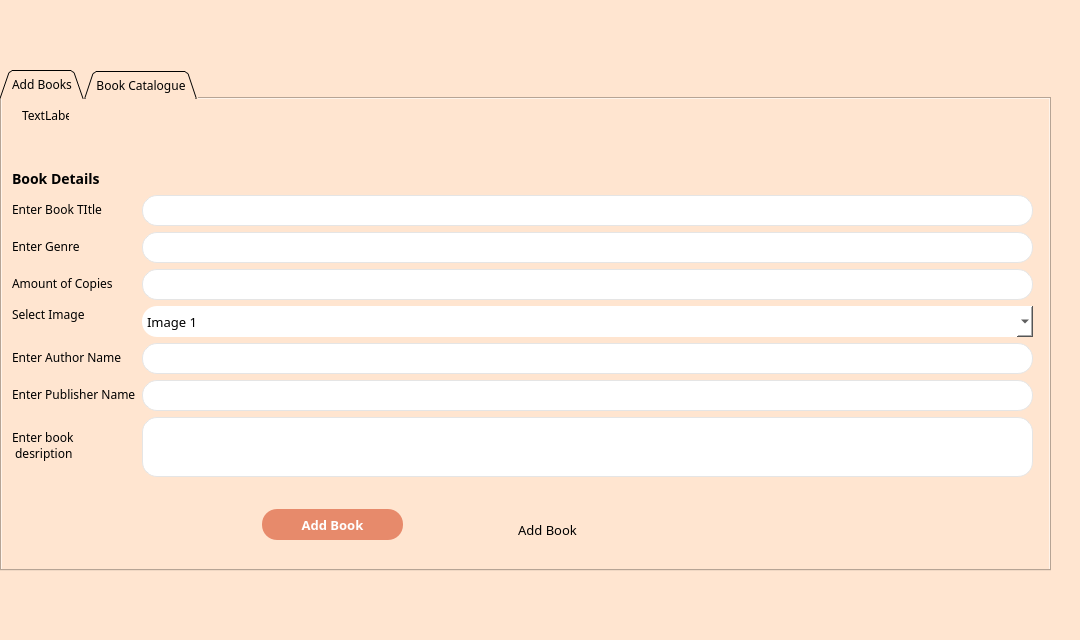
First picture: the form in LibraryInformationSystem/admineditcatalogue.ui, repository janelle-lr/CS106LibraryInformationSystem, before the edit.
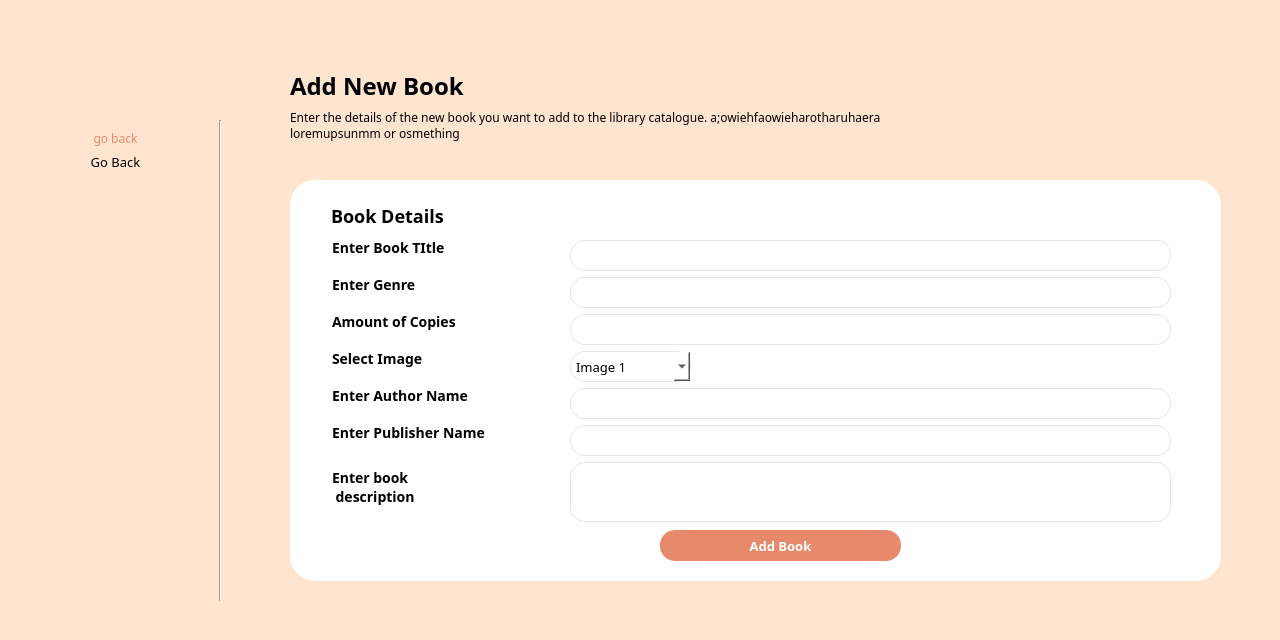
Second picture: the form after the edit. Icons and pictures are not drawn.

The edit to the form file:
```diff
--- a/LibraryInformationSystem/admineditcatalogue.ui
+++ b/LibraryInformationSystem/admineditcatalogue.ui
@@ -6,7 +6,7 @@
    <rect>
     <x>0</x>
     <y>0</y>
-    <width>1080</width>
+    <width>1280</width>
     <height>640</height>
    </rect>
   </property>
@@ -18,7 +18,7 @@
   </property>
   <property name="maximumSize">
    <size>
-    <width>1080</width>
+    <width>16777215</width>
     <height>640</height>
    </size>
   </property>
@@ -67,71 +67,115 @@
 	font-size: 13px;
 }</string>
    </property>
-   <widget class="QLabel" name="logoImage">
+   <widget class="Line" name="line">
     <property name="geometry">
      <rect>
-      <x>30</x>
+      <x>210</x>
+      <y>120</y>
+      <width>21</width>
+      <height>481</height>
+     </rect>
+    </property>
+    <property name="styleSheet">
+     <string notr="true">Line{
+	color:rgb(221, 46, 68);
+}</string>
+    </property>
+    <property name="orientation">
+     <enum>Qt::Vertical</enum>
+    </property>
+   </widget>
+   <widget class="QGroupBox" name="groupBox">
+    <property name="geometry">
+     <rect>
+      <x>290</x>
+      <y>180</y>
+      <width>931</width>
+      <height>401</height>
+     </rect>
+    </property>
+    <property name="styleSheet">
+     <string notr="true">QGroupBox{
+	border-radius: 25px;
+	background: rgb(255, 255, 255);
+}
+
+QLabel{
+	background: rgb(255, 255, 255);
+	font-size: 14px;
+	font-weight: bold;
+
+}
+
+QLineEdit {
+	background:rgb(255, 229, 208);
+	border: 1px solid;
+	border-radius: 15px;
+	border-color: #e5e5e5;
+	background-color: palette(base);
+	padding: 0px 5px;
+}
+
+QComboBox{
+	background:rgb(255, 229, 208);
+	border: 1px solid;
+	border-radius: 15px;
+	border-color: #e5e5e5;
+	background-color: palette(base);
+	padding: 0px 5px;
+}
+
+QFormLayout{
+	color: rgb(255, 255, 255);
+}
+
+
+QPushButton {
+	border-radius: 15px; 
+	font-size: 13px;
+}
+</string>
+    </property>
+    <property name="title">
+     <string/>
+    </property>
+    <widget class="QPushButton" name="confirmBookDetails">
+     <property name="geometry">
+      <rect>
+       <x>370</x>
+       <y>350</y>
+       <width>241</width>
+       <height>31</height>
+      </rect>
+     </property>
+     <property name="styleSheet">
+      <string notr="true">QPushButton {
+background-color: #E78A6B;
+color:  #fff;
+font-weight: 500;
+}
+
+QPushButton:hover {
+background-color: rgba(231, 138, 107, 0.8);
+}
+
+QPushButton:pressed {
+background-color: rgb(196, 116, 90);
+}</string>
+     </property>
+     <property name="text">
+      <string>Add Book</string>
+     </property>
+    </widget>
+    <widget class="QLabel" name="label_32">
+     <property name="geometry">
+      <rect>
+       <x>41</x>
       <y>20</y>
-      <width>441</width>
-      <height>61</height>
-     </rect>
-    </property>
-    <property name="text">
-     <string/>
-    </property>
-    <property name="pixmap">
-     <pixmap resource="resources.qrc">:/resources/images/bblLogo.png</pixmap>
-    </property>
-   </widget>
-   <widget class="QTabWidget" name="tabWidget">
-    <property name="geometry">
-     <rect>
-      <x>0</x>
-      <y>70</y>
-      <width>1051</width>
-      <height>501</height>
-     </rect>
-    </property>
-    <property name="tabShape">
-     <enum>QTabWidget::Triangular</enum>
-    </property>
-    <property name="currentIndex">
-     <number>0</number>
-    </property>
-    <widget class="QWidget" name="tab">
-     <attribute name="title">
-      <string>Add Books</string>
-     </attribute>
-     <widget class="QPushButton" name="pushButton">
-      <property name="geometry">
-       <rect>
-        <x>460</x>
-        <y>410</y>
-        <width>171</width>
-        <height>41</height>
-       </rect>
-      </property>
-      <property name="styleSheet">
-       <string notr="true">QPushButton{
-	
-}</string>
-      </property>
-      <property name="text">
-       <string>Add Book</string>
-      </property>
-     </widget>
-     <widget class="QWidget" name="verticalLayoutWidget">
-      <property name="geometry">
-       <rect>
-        <x>10</x>
-        <y>70</y>
-        <width>1021</width>
-        <height>349</height>
-       </rect>
-      </property>
-      <layout class="QVBoxLayout" name="verticalLayout">
-       <item>
-        <widget class="QLabel" name="label_6">
+       <width>131</width>
+       <height>31</height>
+      </rect>
+     </property>
          <property name="sizePolicy">
           <sizepolicy hsizetype="Preferred" vsizetype="Fixed">
            <horstretch>0</horstretch>
@@ -141,7 +185,7 @@
          <property name="styleSheet">
           <string notr="true">QLabel{
 	font-weight: bold;
-	font-size: 14px;
+	font-size: 18px;
 
 }</string>
          </property>
@@ -149,38 +193,90 @@
           <string>Book Details</string>
          </property>
         </widget>
-       </item>
-       <item>
-        <layout class="QFormLayout" name="formLayout">
-         <item row="0" column="0">
-          <widget class="QLabel" name="label_4">
+    <widget class="QLabel" name="label_39">
+     <property name="geometry">
+      <rect>
+       <x>42</x>
+       <y>282</y>
+       <width>151</width>
+       <height>51</height>
+      </rect>
+     </property>
+     <property name="sizePolicy">
+      <sizepolicy hsizetype="Preferred" vsizetype="Preferred">
+       <horstretch>0</horstretch>
+       <verstretch>0</verstretch>
+      </sizepolicy>
+     </property>
+     <property name="minimumSize">
+      <size>
+       <width>0</width>
+       <height>0</height>
+      </size>
+     </property>
+     <property name="maximumSize">
+      <size>
+       <width>16777185</width>
+       <height>16777215</height>
+      </size>
+     </property>
            <property name="text">
-            <string>Enter Book TItle</string>
-           </property>
-          </widget>
-         </item>
-         <item row="0" column="1">
-          <widget class="QLineEdit" name="bookTitle">
+      <string>Enter book 
+ description</string>
+     </property>
+    </widget>
+    <widget class="QLineEdit" name="bookDescription">
+     <property name="geometry">
+      <rect>
+       <x>280</x>
+       <y>282</y>
+       <width>601</width>
+       <height>60</height>
+      </rect>
+     </property>
+     <property name="sizePolicy">
+      <sizepolicy hsizetype="Preferred" vsizetype="Preferred">
+       <horstretch>0</horstretch>
+       <verstretch>0</verstretch>
+      </sizepolicy>
+     </property>
            <property name="minimumSize">
             <size>
              <width>0</width>
-             <height>31</height>
-            </size>
-           </property>
-           <property name="text">
-            <string/>
-           </property>
-          </widget>
-         </item>
-         <item row="1" column="0">
-          <widget class="QLabel" name="label_5">
+       <height>60</height>
+      </size>
+     </property>
+     <property name="styleSheet">
+      <string notr="true">QLineEdit {
+	padding: 5px;
+}</string>
+     </property>
+     <property name="alignment">
+      <set>Qt::AlignLeading|Qt::AlignLeft|Qt::AlignTop</set>
+     </property>
+    </widget>
+    <widget class="QLabel" name="label_34">
+     <property name="geometry">
+      <rect>
+       <x>42</x>
+       <y>97</y>
+       <width>151</width>
+       <height>16</height>
+      </rect>
+     </property>
            <property name="text">
             <string>Enter Genre</string>
            </property>
           </widget>
-         </item>
-         <item row="1" column="1">
           <widget class="QLineEdit" name="bookGenre">
+     <property name="geometry">
+      <rect>
+       <x>280</x>
+       <y>97</y>
+       <width>601</width>
+       <height>31</height>
+      </rect>
+     </property>
            <property name="minimumSize">
             <size>
              <width>0</width>
@@ -188,16 +284,28 @@
             </size>
            </property>
           </widget>
-         </item>
-         <item row="2" column="0">
-          <widget class="QLabel" name="label_13">
+    <widget class="QLabel" name="label_35">
+     <property name="geometry">
+      <rect>
+       <x>42</x>
+       <y>134</y>
+       <width>161</width>
+       <height>16</height>
+      </rect>
+     </property>
            <property name="text">
             <string>Amount of Copies</string>
            </property>
           </widget>
-         </item>
-         <item row="2" column="1">
           <widget class="QLineEdit" name="bookCopies">
+     <property name="geometry">
+      <rect>
+       <x>280</x>
+       <y>134</y>
+       <width>601</width>
+       <height>31</height>
+      </rect>
+     </property>
            <property name="minimumSize">
             <size>
              <width>0</width>
@@ -205,9 +313,15 @@
             </size>
            </property>
           </widget>
-         </item>
-         <item row="3" column="0">
-          <widget class="QLabel" name="label_14">
+    <widget class="QLabel" name="label_36">
+     <property name="geometry">
+      <rect>
+       <x>42</x>
+       <y>171</y>
+       <width>111</width>
+       <height>16</height>
+      </rect>
+     </property>
            <property name="sizePolicy">
             <sizepolicy hsizetype="Fixed" vsizetype="Fixed">
              <horstretch>0</horstretch>
@@ -216,7 +330,7 @@
            </property>
            <property name="maximumSize">
             <size>
-             <width>73</width>
+       <width>16777215</width>
              <height>16777215</height>
             </size>
            </property>
@@ -224,9 +338,15 @@
             <string>Select Image</string>
            </property>
           </widget>
-         </item>
-         <item row="3" column="1">
-          <widget class="QComboBox" name="selectedImage">
+    <widget class="QComboBox" name="selectedImage_3">
+     <property name="geometry">
+      <rect>
+       <x>280</x>
+       <y>171</y>
+       <width>121</width>
+       <height>31</height>
+      </rect>
+     </property>
            <property name="minimumSize">
             <size>
              <width>0</width>
@@ -257,34 +377,47 @@
             </property>
            </item>
           </widget>
-         </item>
-         <item row="4" column="0">
-          <widget class="QLabel" name="label_20">
-           <property name="sizePolicy">
-            <sizepolicy hsizetype="Preferred" vsizetype="Preferred">
-             <horstretch>0</horstretch>
-             <verstretch>0</verstretch>
-            </sizepolicy>
+    <widget class="QLabel" name="label_33">
+     <property name="geometry">
+      <rect>
+       <x>42</x>
+       <y>60</y>
+       <width>161</width>
+       <height>16</height>
+      </rect>
+     </property>
+     <property name="text">
+      <string>Enter Book TItle</string>
+     </property>
+    </widget>
+    <widget class="QLineEdit" name="bookTitle">
+     <property name="geometry">
+      <rect>
+       <x>280</x>
+       <y>60</y>
+       <width>601</width>
+       <height>31</height>
+      </rect>
            </property>
            <property name="minimumSize">
             <size>
              <width>0</width>
-             <height>0</height>
-            </size>
-           </property>
-           <property name="maximumSize">
-            <size>
-             <width>16777185</width>
-             <height>16777215</height>
+       <height>31</height>
             </size>
            </property>
            <property name="text">
-            <string>Enter Author Name</string>
-           </property>
-          </widget>
-         </item>
-         <item row="4" column="1">
+      <string/>
+     </property>
+    </widget>
           <widget class="QLineEdit" name="bookAuthor">
+     <property name="geometry">
+      <rect>
+       <x>280</x>
+       <y>208</y>
+       <width>601</width>
+       <height>31</height>
+      </rect>
+     </property>
            <property name="sizePolicy">
             <sizepolicy hsizetype="Preferred" vsizetype="Preferred">
              <horstretch>0</horstretch>
@@ -298,9 +431,15 @@
             </size>
            </property>
           </widget>
-         </item>
-         <item row="5" column="0">
-          <widget class="QLabel" name="label_21">
+    <widget class="QLabel" name="label_38">
+     <property name="geometry">
+      <rect>
+       <x>42</x>
+       <y>245</y>
+       <width>181</width>
+       <height>16</height>
+      </rect>
+     </property>
            <property name="sizePolicy">
             <sizepolicy hsizetype="Preferred" vsizetype="Preferred">
              <horstretch>0</horstretch>
@@ -323,9 +462,15 @@
             <string>Enter Publisher Name</string>
            </property>
           </widget>
-         </item>
-         <item row="5" column="1">
           <widget class="QLineEdit" name="bookPublisher">
+     <property name="geometry">
+      <rect>
+       <x>280</x>
+       <y>245</y>
+       <width>601</width>
+       <height>31</height>
+      </rect>
+     </property>
            <property name="sizePolicy">
             <sizepolicy hsizetype="Preferred" vsizetype="Preferred">
              <horstretch>0</horstretch>
@@ -339,9 +484,15 @@
             </size>
            </property>
           </widget>
-         </item>
-         <item row="6" column="0">
-          <widget class="QLabel" name="label_16">
+    <widget class="QLabel" name="label_37">
+     <property name="geometry">
+      <rect>
+       <x>42</x>
+       <y>208</y>
+       <width>171</width>
+       <height>16</height>
+      </rect>
+     </property>
            <property name="sizePolicy">
             <sizepolicy hsizetype="Preferred" vsizetype="Preferred">
              <horstretch>0</horstretch>
@@ -361,89 +512,129 @@
             </size>
            </property>
            <property name="text">
-            <string>Enter book 
- desription</string>
-           </property>
-          </widget>
-         </item>
-         <item row="6" column="1">
-          <widget class="QLineEdit" name="bookDescription">
-           <property name="sizePolicy">
-            <sizepolicy hsizetype="Preferred" vsizetype="Preferred">
-             <horstretch>0</horstretch>
-             <verstretch>0</verstretch>
-            </sizepolicy>
-           </property>
-           <property name="minimumSize">
-            <size>
-             <width>0</width>
-             <height>60</height>
-            </size>
-           </property>
-           <property name="styleSheet">
-            <string notr="true">QLineEdit {
-	padding: 5px;
-}</string>
-           </property>
-           <property name="alignment">
-            <set>Qt::AlignLeading|Qt::AlignLeft|Qt::AlignTop</set>
-           </property>
-          </widget>
-         </item>
-        </layout>
-       </item>
-      </layout>
-     </widget>
-     <widget class="QLabel" name="label">
+      <string>Enter Author Name</string>
+     </property>
+    </widget>
+   </widget>
+   <widget class="QWidget" name="layoutWidget">
       <property name="geometry">
        <rect>
         <x>20</x>
-        <y>10</y>
-        <width>47</width>
-        <height>13</height>
-       </rect>
+      <y>130</y>
+      <width>191</width>
+      <height>471</height>
+     </rect>
+    </property>
+    <layout class="QVBoxLayout" name="verticalLayout_5">
+     <item>
+      <widget class="QLabel" name="backIcon">
+       <property name="styleSheet">
+        <string notr="true">QLabel{
+	color: rgb(231, 138, 107);
+}</string>
       </property>
       <property name="text">
-       <string>TextLabel</string>
-      </property>
-     </widget>
-     <widget class="QPushButton" name="confirmBookDetails">
-      <property name="geometry">
-       <rect>
-        <x>260</x>
-        <y>410</y>
-        <width>141</width>
-        <height>31</height>
-       </rect>
-      </property>
+        <string>go back</string>
+       </property>
+       <property name="alignment">
+        <set>Qt::AlignCenter</set>
+       </property>
+      </widget>
+     </item>
+     <item>
+      <widget class="QPushButton" name="backBtn">
       <property name="styleSheet">
-       <string notr="true">QPushButton {
-background-color: #E78A6B;
-color:  #fff;
-font-weight: 500;
+        <string notr="true">QPushButton{
+	border-radius:15px;
+	font: 14px &quot;Montserrat&quot;;
 }
 
 QPushButton:hover {
-background-color: rgba(231, 138, 107, 0.8);
-}
-
-QPushButton:pressed {
-background-color: rgb(196, 116, 90);
+	text-decoration: underline;
 }</string>
       </property>
       <property name="text">
-       <string>Add Book</string>
-      </property>
-     </widget>
-    </widget>
-    <widget class="QWidget" name="tab_2">
-     <attribute name="title">
-      <string>Book Catalogue</string>
-     </attribute>
-    </widget>
+        <string>Go Back</string>
+       </property>
+      </widget>
+     </item>
+     <item>
+      <spacer name="verticalSpacer_3">
+       <property name="orientation">
+        <enum>Qt::Vertical</enum>
+       </property>
+       <property name="sizeHint" stdset="0">
+        <size>
+         <width>20</width>
+         <height>40</height>
+        </size>
+       </property>
+      </spacer>
+     </item>
+    </layout>
+   </widget>
+   <widget class="QLabel" name="logoImage">
+    <property name="geometry">
+     <rect>
+      <x>10</x>
+      <y>30</y>
+      <width>221</width>
+      <height>71</height>
+     </rect>
+    </property>
+    <property name="text">
+     <string/>
+    </property>
+    <property name="pixmap">
+     <pixmap resource="resources.qrc">:/resources/images/bblLogo.png</pixmap>
+    </property>
+   </widget>
+   <widget class="QLabel" name="pageDesc">
+    <property name="geometry">
+     <rect>
+      <x>290</x>
+      <y>100</y>
+      <width>971</width>
+      <height>51</height>
+     </rect>
+    </property>
+    <property name="text">
+     <string>Enter the details of the new book you want to add to the library catalogue. a;owiehfaowieharotharuhaera 
+loremupsunmm or osmething</string>
+    </property>
    </widget>
-  </widget>
- </widget>
+   <widget class="QLabel" name="pageTitle">
+    <property name="geometry">
+     <rect>
+      <x>290</x>
+      <y>60</y>
+      <width>331</width>
+      <height>51</height>
+     </rect>
+    </property>
+    <property name="styleSheet">
+     <string notr="true">QLabel{
+	font-size: 24px;
+	font-weight: bold;
+}</string>
+    </property>
+    <property name="text">
+     <string>Add New Book</string>
+    </property>
+   </widget>
+  </widget>
+ </widget>
+ <tabstops>
+  <tabstop>bookTitle</tabstop>
+  <tabstop>bookGenre</tabstop>
+  <tabstop>bookCopies</tabstop>
+  <tabstop>selectedImage_3</tabstop>
+  <tabstop>bookAuthor</tabstop>
+  <tabstop>bookPublisher</tabstop>
+  <tabstop>bookDescription</tabstop>
+  <tabstop>confirmBookDetails</tabstop>
+  <tabstop>backBtn</tabstop>
+ </tabstops>
  <resources>
   <include location="resources.qrc"/>
  </resources>
```
Lines whose indentation alone changed are shown as unchanged.
